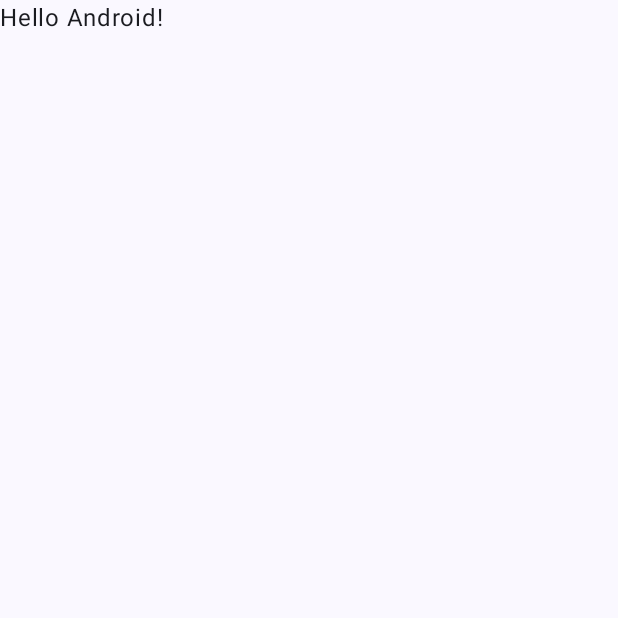
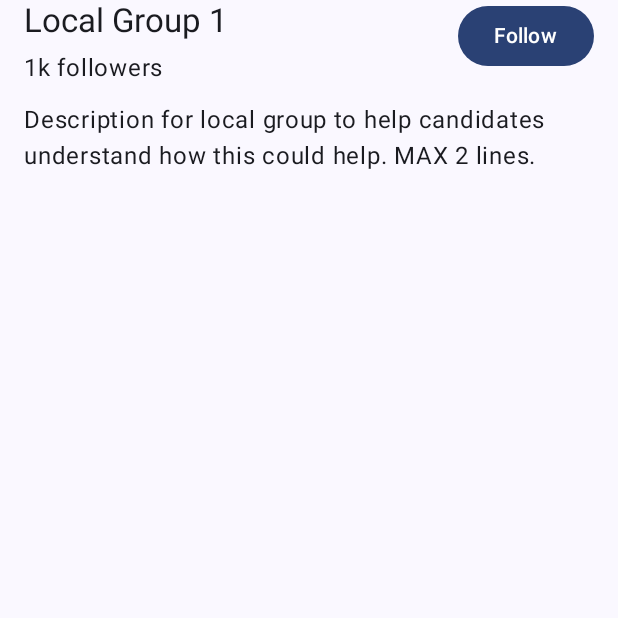
Before and after one commit to flee-seekasia/grad-program-2024, an Android app built with Jetpack Compose: the screen it shows after launch (MainActivity), on a phone screen of 412 x 824 dp, the top half of it. Before the commit the part shown is almost empty. Run offline under Robolectric (Android 15) with nearby library versions, the phone set to English and light mode, and no system bars.

Commit message:
Create a simple view with general UI component

```diff
--- a/app/src/main/java/my/com/jobstreet/gradprogram/MainActivity.kt
+++ b/app/src/main/java/my/com/jobstreet/gradprogram/MainActivity.kt
@@ -4,13 +4,23 @@ import android.os.Bundle
 import androidx.activity.ComponentActivity
 import androidx.activity.compose.setContent
 import androidx.activity.enableEdgeToEdge
+import androidx.compose.foundation.layout.Column
+import androidx.compose.foundation.layout.PaddingValues
+import androidx.compose.foundation.layout.Row
+import androidx.compose.foundation.layout.Spacer
 import androidx.compose.foundation.layout.fillMaxSize
+import androidx.compose.foundation.layout.height
 import androidx.compose.foundation.layout.padding
+import androidx.compose.foundation.layout.width
+import androidx.compose.material3.Button
+import androidx.compose.material3.MaterialTheme
 import androidx.compose.material3.Scaffold
 import androidx.compose.material3.Text
 import androidx.compose.runtime.Composable
 import androidx.compose.ui.Modifier
+import androidx.compose.ui.text.style.TextOverflow
 import androidx.compose.ui.tooling.preview.Preview
+import androidx.compose.ui.unit.dp
 import my.com.jobstreet.gradprogram.ui.theme.Gradprogram2024Theme
 
 class MainActivity : ComponentActivity() {
@@ -20,10 +30,7 @@ class MainActivity : ComponentActivity() {
         setContent {
             Gradprogram2024Theme {
                 Scaffold(modifier = Modifier.fillMaxSize()) { innerPadding ->
-                    Greeting(
-                        name = "Android",
-                        modifier = Modifier.padding(innerPadding)
-                    )
+                    Group(paddingValues = innerPadding)
                 }
             }
         }
@@ -31,17 +38,47 @@ class MainActivity : ComponentActivity() {
 }
 
 @Composable
-fun Greeting(name: String, modifier: Modifier = Modifier) {
+private fun Group(paddingValues: PaddingValues = PaddingValues()) {
+    Column(
+        modifier = Modifier
+            .padding(paddingValues = paddingValues)
+            .padding(horizontal = 16.dp)
+    ) {
+        GroupTitle()
+        GroupDescription()
+    }
+}
+
+@Composable
+private fun GroupTitle() {
+    Row {
+        Column(modifier = Modifier.weight(weight = 1f)) {
+            Text(text = "Local Group 1", style = MaterialTheme.typography.titleLarge)
+            Spacer(modifier = Modifier.height(height = 8.dp))
+            Text(text = "1k followers", style = MaterialTheme.typography.bodyLarge)
+        }
+        Spacer(modifier = Modifier.width(width = 8.dp))
+        Button(onClick = { }) {
+            Text(text = "Follow", style = MaterialTheme.typography.labelLarge)
+        }
+    }
+}
+
+@Composable
+private fun GroupDescription() {
+    Spacer(modifier = Modifier.height(height = 16.dp))
     Text(
-        text = "Hello $name!",
-        modifier = modifier
+        text = "Description for local group to help candidates understand how this could help. MAX 2 lines.",
+        overflow = TextOverflow.Ellipsis,
+        maxLines = 2,
+        style = MaterialTheme.typography.bodyLarge
     )
 }
 
 @Preview(showBackground = true)
 @Composable
-fun GreetingPreview() {
+fun PreviewGroup() {
     Gradprogram2024Theme {
-        Greeting("Android")
+        Group()
     }
 }
```
